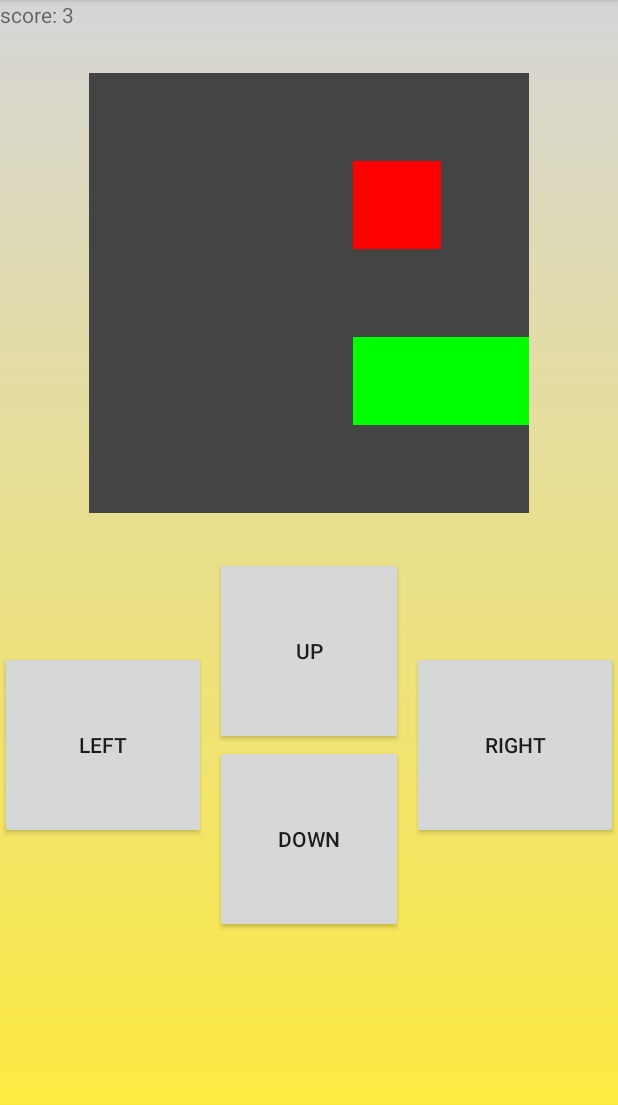
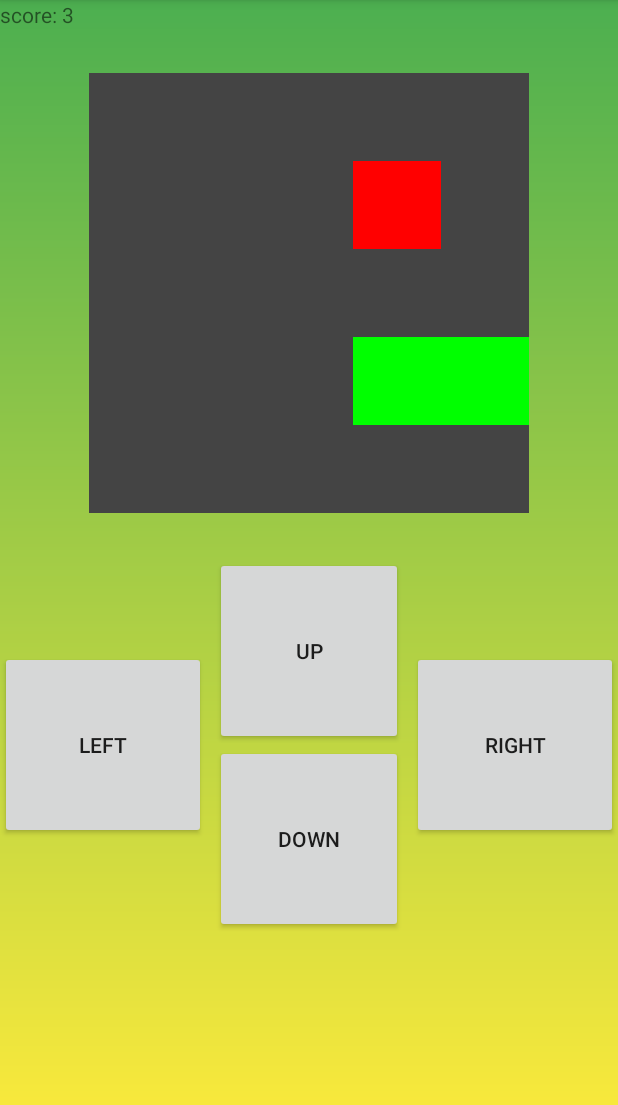
Before and after one commit to Kochenkov/AndroidApp-SnakeGame, an Android app: the GameScreenActivity screen opened directly, with no data from a screen before it, on a phone screen of 412 x 824 dp, the part 84-1189 px from its top. Run offline under Robolectric (Android 15) with nearby library versions, the phone set to English and light mode, and no system bars.

Commit message:
фикс ошибки

```diff
--- a/app/src/main/res/drawable/main_gradient_background.xml
+++ b/app/src/main/res/drawable/main_gradient_background.xml
@@ -4,5 +4,5 @@
         android:type="linear"
         android:angle="90"
         android:startColor="#FFEB3B"
-        android:endColor="@color/colorGreen" />
+        android:endColor="#4CAF50" />
 </shape>
```
